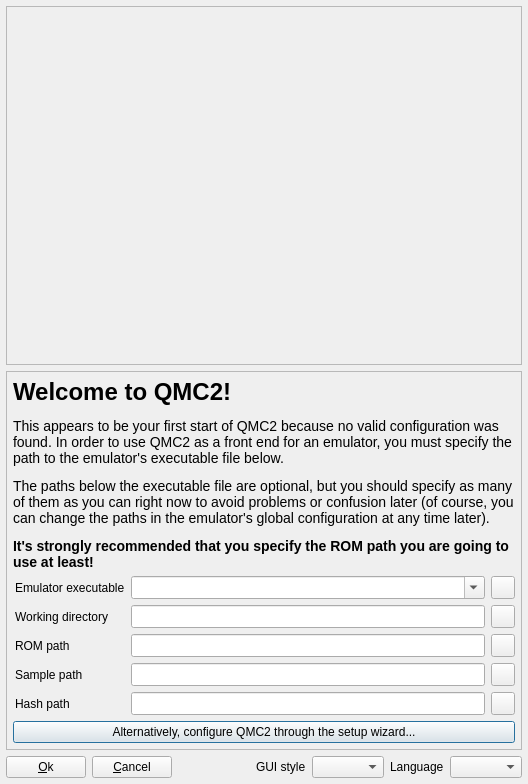
Old version of the form welcome.ui in the repository qmc2/qmc2-mame-fe.
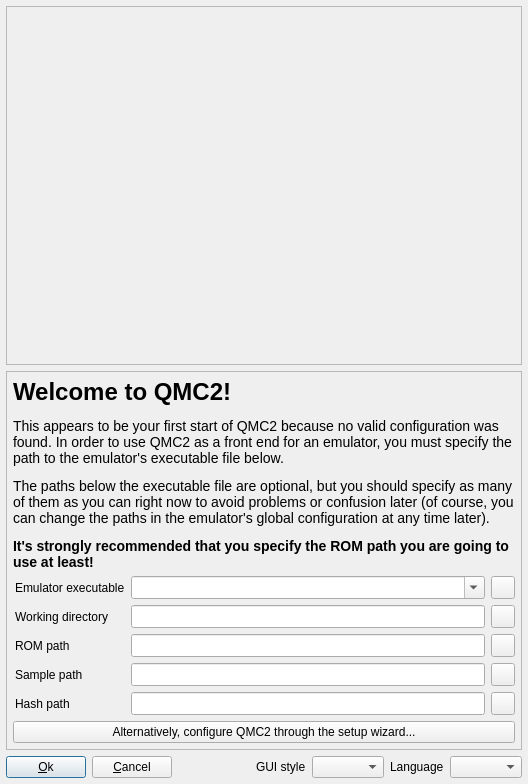
New version of the form. Icons and pictures are not drawn.

Patch:
```diff
--- a/welcome.ui
+++ b/welcome.ui
@@ -245,6 +245,9 @@
      <property name="text">
       <string>&amp;Ok</string>
      </property>
+     <property name="default">
+      <bool>true</bool>
+     </property>
     </widget>
    </item>
    <item row="2" column="1">
```
